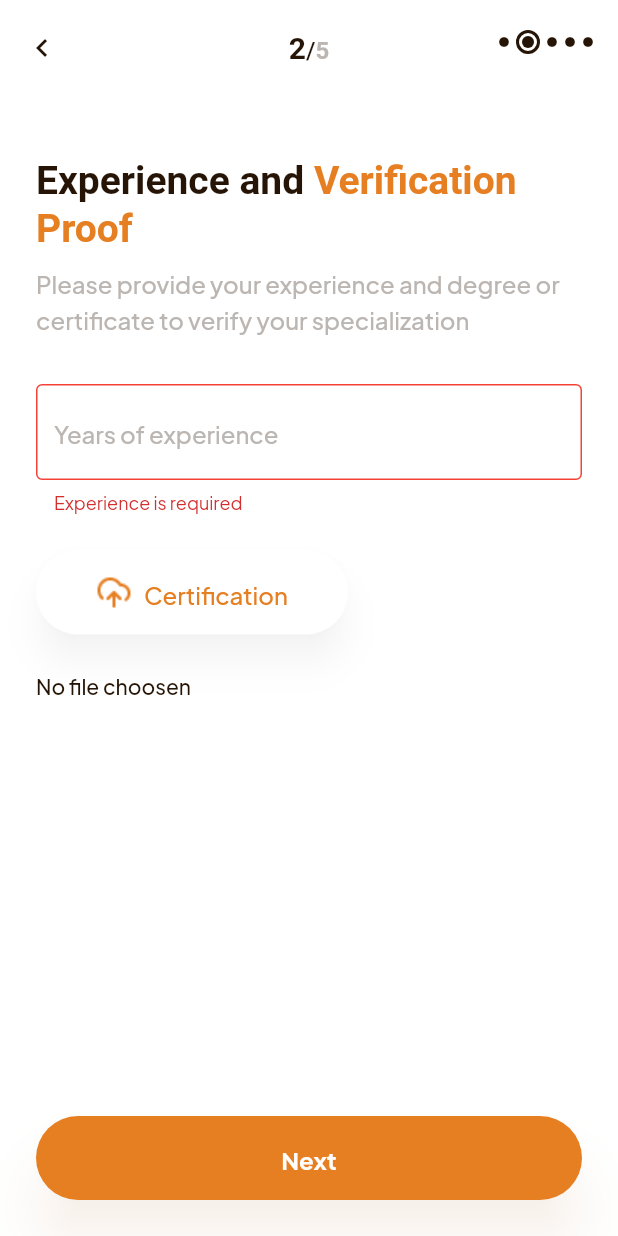
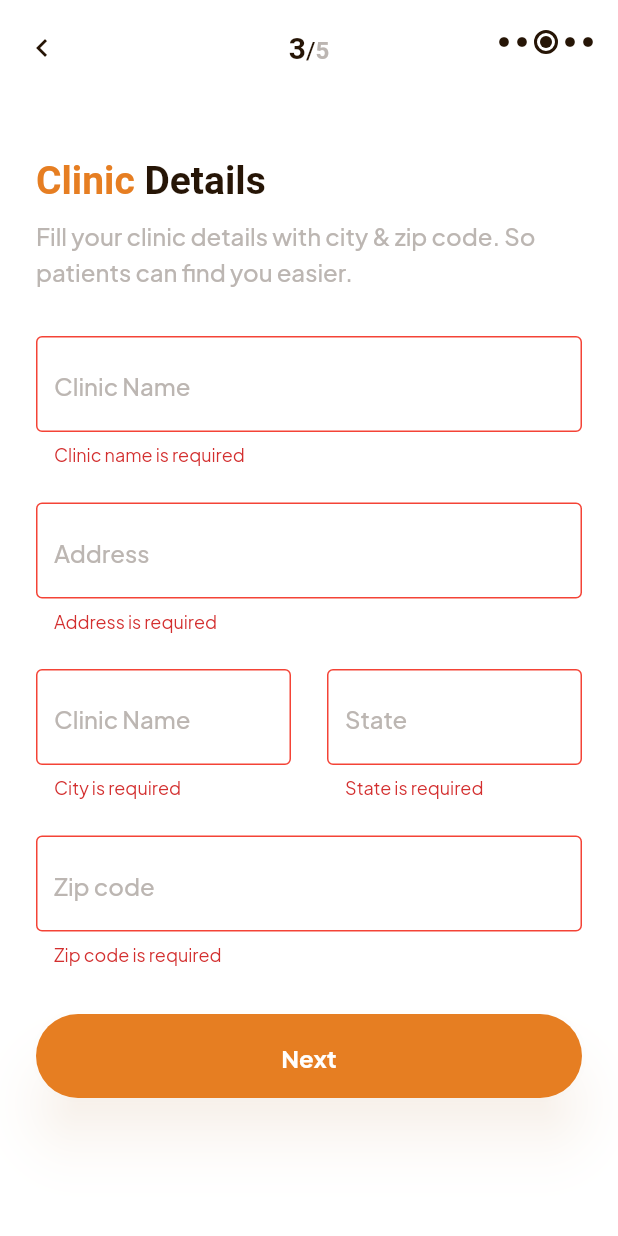
Before and after one commit to awais019/optimum, a Flutter app: the screen it shows after launch, after a tap on "Next", on a phone screen of 412 x 824 dp. Run offline on Flutter 3.47's test engine with Material 2 defaults, Android fonts, the phone set to English and light mode, and no system bars; our stand-ins replace animated_splash_screen, file_picker, fluttertoast.

Commit message:
Added clinic details screen

```diff
--- a/lib/main.dart
+++ b/lib/main.dart
@@ -8,6 +8,7 @@ import 'package:optimum/pages/register/verify_email.dart';
 import 'package:optimum/pages/profile_completion/gender.dart';
 import 'package:optimum/pages/profile_completion/date_of_birth.dart';
 import 'package:optimum/pages/profile_completion/experience.dart';
+import 'package:optimum/pages/profile_completion/clinic_details.dart';
 import 'package:optimum/pages/home.dart';
 
 // data managers
@@ -28,7 +29,7 @@ class Optimum extends StatelessWidget {
       theme: ThemeData(
           fontFamily: 'Plus Jakarta Sans',
           scaffoldBackgroundColor: Colors.white),
-      initialRoute: "/profile_completion/experience",
+      initialRoute: "/profile_completion/clinic_details",
       routes: {
         "/splash": (context) => const SplashScreen(),
         "/": (context) => const Home(),
@@ -39,7 +40,8 @@ class Optimum extends StatelessWidget {
         "/profile_completion/gender": (context) =>
             Gender(userManager: userManager),
         "/profile_completion/dob": (context) => DOB(userManager: userManager),
-        "/profile_completion/experience": (context) => const Experience()
+        "/profile_completion/experience": (context) => const Experience(),
+        "/profile_completion/clinic_details": (context) => ClinicDetails(),
       },
     );
   }
--- /dev/null
+++ b/lib/pages/profile_completion/clinic_details.dart
@@ -0,0 +1,363 @@
+import 'package:flutter/material.dart';
+import 'package:optimum/app_colors.dart';
+
+class ClinicDetails extends StatelessWidget {
+  ClinicDetails({super.key});
+
+  final _formKey = GlobalKey<FormState>();
+
+  final nameController = TextEditingController();
+  final addressController = TextEditingController();
+  final cityController = TextEditingController();
+  final stateController = TextEditingController();
+  final zipCodeController = TextEditingController();
+
+  @override
+  Widget build(BuildContext context) {
+    return Scaffold(
+      appBar: AppBar(
+        elevation: 0,
+        backgroundColor: Colors.white,
+        leading: IconButton(
+          padding: const EdgeInsets.fromLTRB(0, 8, 0, 0),
+          onPressed: () {
+            Navigator.pop(context);
+          },
+          icon: const Icon(
+            Icons.navigate_before,
+            color: AppColors.darkNeutrals500,
+            size: 24.0,
+          ),
+        ),
+        title: Padding(
+            padding: const EdgeInsets.fromLTRB(0, 8, 0, 0),
+            child: RichText(
+                text: const TextSpan(
+                    style: TextStyle(
+                      color: AppColors.darkNeutrals500,
+                    ),
+                    children: [
+                  TextSpan(
+                      text: "3",
+                      style: TextStyle(
+                        fontSize: 20.0,
+                        height: 1.2,
+                        fontWeight: FontWeight.w600,
+                      )),
+                  TextSpan(
+                      text: "/",
+                      style: TextStyle(
+                        fontSize: 16.0,
+                        height: 1.5,
+                        fontWeight: FontWeight.w500,
+                      )),
+                  TextSpan(
+                      text: "5",
+                      style: TextStyle(
+                        color: AppColors.darkNeutrals100,
+                        fontSize: 16.0,
+                        height: 1.5,
+                        fontWeight: FontWeight.w600,
+                      ))
+                ]))),
+        centerTitle: true,
+        actions: [
+          Row(
+            mainAxisSize: MainAxisSize.min,
+            children: [
+              const Icon(Icons.circle,
+                  color: AppColors.darkNeutrals500, size: 8.0),
+              const SizedBox(width: 4.0),
+              const Icon(Icons.circle,
+                  color: AppColors.darkNeutrals500, size: 8.0),
+              const SizedBox(width: 4.0),
+              Stack(
+                alignment: Alignment.center,
+                children: [
+                  Container(
+                    width: 16.0,
+                    height: 16.0,
+                    decoration: BoxDecoration(
+                      shape: BoxShape.circle,
+                      border: Border.all(
+                        color: AppColors.darkNeutrals500,
+                        width: 2.0,
+                      ),
+                    ),
+                  ),
+                  Container(
+                    width: 8.0,
+                    height: 8.0,
+                    decoration: const BoxDecoration(
+                      shape: BoxShape.circle,
+                      color: AppColors.darkNeutrals500,
+                    ),
+                  ),
+                ],
+              ),
+              const SizedBox(width: 4.0),
+              const Icon(Icons.circle,
+                  color: AppColors.darkNeutrals500, size: 8.0),
+              const SizedBox(width: 4.0),
+              const Icon(Icons.circle,
+                  color: AppColors.darkNeutrals500, size: 8.0),
+              const SizedBox(width: 16.0)
+            ],
+          ),
+        ],
+      ),
+      body: Padding(
+        padding: const EdgeInsets.fromLTRB(24.0, 0, 24.0, 24.0),
+        child: ListView(
+          // crossAxisAlignment: CrossAxisAlignment.start,
+          children: [
+            const SizedBox(height: 48.0),
+            RichText(
+                text: const TextSpan(
+                    style: TextStyle(
+                      color: AppColors.darkNeutrals500,
+                      fontSize: 26.0,
+                      fontWeight: FontWeight.w700,
+                      height: 1.23,
+                    ),
+                    children: [
+                  TextSpan(
+                      text: "Clinic ",
+                      style: TextStyle(color: AppColors.primaryColor)),
+                  TextSpan(text: "Details"),
+                ])),
+            const SizedBox(height: 8.0),
+            const Text(
+                "Fill your clinic details with city & zip code. So  patients can find you easier.",
+                style: TextStyle(
+                    color: AppColors.darkNeutrals100,
+                    fontSize: 16.0,
+                    fontWeight: FontWeight.w500,
+                    height: 1.5)),
+            const SizedBox(height: 32.0),
+            Form(
+                key: _formKey,
+                child: Column(
+                    crossAxisAlignment: CrossAxisAlignment.start,
+                    children: [
+                      TextFormField(
+                        controller: nameController,
+                        decoration: InputDecoration(
+                            hintText: 'Clinic Name',
+                            hintStyle: const TextStyle(
+                                color: AppColors.darkNeutrals100,
+                                fontSize: 16.0,
+                                height: 1.5,
+                                fontWeight: FontWeight.w500),
+                            focusedBorder: const OutlineInputBorder(
+                              borderSide: BorderSide(
+                                  color: AppColors.primaryColor, width: 1.0),
+                            ),
+                            focusedErrorBorder: const OutlineInputBorder(
+                              borderSide: BorderSide(
+                                  color: AppColors.primaryColor, width: 1.0),
+                            ),
+                            enabledBorder: OutlineInputBorder(
+                              borderSide: const BorderSide(
+                                  color: AppColors.darkNeutrals50, width: 1.0),
+                              borderRadius: BorderRadius.circular(8.0),
+                            ),
+                            errorBorder: const OutlineInputBorder(
+                                borderSide:
+                                    BorderSide(color: Colors.red, width: 1.0))),
+                        validator: (value) {
+                          if (value == null || value.isEmpty) {
+                            return "Clinic name is required";
+                          } else if (value.length < 5) {
+                            return "Clinic name must be at least 5 characters";
+                          }
+                          return null;
+                        },
+                      ),
+                      const SizedBox(height: 24.0),
+                      TextFormField(
+                        controller: addressController,
+                        decoration: InputDecoration(
+                            hintText: 'Address',
+                            hintStyle: const TextStyle(
+                                color: AppColors.darkNeutrals100,
+                                fontSize: 16.0,
+                                height: 1.5,
+                                fontWeight: FontWeight.w500),
+                            focusedBorder: const OutlineInputBorder(
+                              borderSide: BorderSide(
+                                  color: AppColors.primaryColor, width: 1.0),
+                            ),
+                            focusedErrorBorder: const OutlineInputBorder(
+                              borderSide: BorderSide(
+                                  color: AppColors.primaryColor, width: 1.0),
+                            ),
+                            enabledBorder: OutlineInputBorder(
+                              borderSide: const BorderSide(
+                                  color: AppColors.darkNeutrals50, width: 1.0),
+                              borderRadius: BorderRadius.circular(8.0),
+                            ),
+                            errorBorder: const OutlineInputBorder(
+                                borderSide:
+                                    BorderSide(color: Colors.red, width: 1.0))),
+                        validator: (value) {
+                          if (value == null || value.isEmpty) {
+                            return "Address is required";
+                          } else if (value.length < 5) {
+                            return "Address must be at least 5 characters";
+                          }
+                          return null;
+                        },
+                      ),
+                      const SizedBox(height: 24.0),
+                      Row(
+                        children: [
+                          Expanded(
+                            child: TextFormField(
+                              controller: cityController,
+                              decoration: InputDecoration(
+                                  hintText: 'Clinic Name',
+                                  hintStyle: const TextStyle(
+                                      color: AppColors.darkNeutrals100,
+                                      fontSize: 16.0,
+                                      height: 1.5,
+                                      fontWeight: FontWeight.w500),
+                                  focusedBorder: const OutlineInputBorder(
+                                    borderSide: BorderSide(
+                                        color: AppColors.primaryColor,
+                                        width: 1.0),
+                                  ),
+                                  focusedErrorBorder: const OutlineInputBorder(
+                                    borderSide: BorderSide(
+                                        color: AppColors.primaryColor,
+                                        width: 1.0),
+                                  ),
+                                  enabledBorder: OutlineInputBorder(
+                                    borderSide: const BorderSide(
+                                        color: AppColors.darkNeutrals50,
+                                        width: 1.0),
+                                    borderRadius: BorderRadius.circular(8.0),
+                                  ),
+                                  errorBorder: const OutlineInputBorder(
+                                      borderSide: BorderSide(
+                                          color: Colors.red, width: 1.0))),
+                              validator: (value) {
+                                if (value == null || value.isEmpty) {
+                                  return "City is required";
+                                } else if (value.length < 5) {
+                                  return "City must be at least 5 characters";
+                                }
+                                return null;
+                              },
+                            ),
+                          ),
+                          const SizedBox(width: 24.0),
+                          Expanded(
+                            child: TextFormField(
+                              controller: nameController,
+                              decoration: InputDecoration(
+                                  hintText: 'State',
+                                  hintStyle: const TextStyle(
+                                      color: AppColors.darkNeutrals100,
+                                      fontSize: 16.0,
+                                      height: 1.5,
+                                      fontWeight: FontWeight.w500),
+                                  focusedBorder: const OutlineInputBorder(
+                                    borderSide: BorderSide(
+                                        color: AppColors.primaryColor,
+                                        width: 1.0),
+                                  ),
+                                  focusedErrorBorder: const OutlineInputBorder(
+                                    borderSide: BorderSide(
+                                        color: AppColors.primaryColor,
+                                        width: 1.0),
+                                  ),
+                                  enabledBorder: OutlineInputBorder(
+                                    borderSide: const BorderSide(
+                                        color: AppColors.darkNeutrals50,
+                                        width: 1.0),
+                                    borderRadius: BorderRadius.circular(8.0),
+                                  ),
+                                  errorBorder: const OutlineInputBorder(
+                                      borderSide: BorderSide(
+                                          color: Colors.red, width: 1.0))),
+                              validator: (value) {
+                                if (value == null || value.isEmpty) {
+                                  return "State is required";
+                                } else if (value.length < 5) {
+                                  return "State must be at least 5 characters";
+                                }
+                                return null;
+                              },
+                            ),
+                          ),
+                        ],
+                      ),
+                      const SizedBox(height: 24.0),
+                      TextFormField(
+                        controller: zipCodeController,
+                        decoration: InputDecoration(
+                            hintText: 'Zip code',
+                            hintStyle: const TextStyle(
+                                color: AppColors.darkNeutrals100,
+                                fontSize: 16.0,
+                                height: 1.5,
+                                fontWeight: FontWeight.w500),
+                            focusedBorder: const OutlineInputBorder(
+                              borderSide: BorderSide(
+                                  color: AppColors.primaryColor, width: 1.0),
+                            ),
+                            focusedErrorBorder: const OutlineInputBorder(
+                              borderSide: BorderSide(
+                                  color: AppColors.primaryColor, width: 1.0),
+                            ),
+                            enabledBorder: OutlineInputBorder(
+                              borderSide: const BorderSide(
+                                  color: AppColors.darkNeutrals50, width: 1.0),
+                              borderRadius: BorderRadius.circular(8.0),
+                            ),
+                            errorBorder: const OutlineInputBorder(
+                                borderSide:
+                                    BorderSide(color: Colors.red, width: 1.0))),
+                        validator: (value) {
+                          if (value == null || value.isEmpty) {
+                            return "Zip code is required";
+                          } else if (int.tryParse(value) == null) {
+                            return "Zip code must be a number";
+                          }
+                          return null;
+                        },
+                      ),
+                    ])),
+            const SizedBox(height: 32.0),
+            SizedBox(
+              width: double.infinity,
+              child: ElevatedButton(
+                onPressed: () {
+                  if (_formKey.currentState!.validate()) {}
+                },
+                style: ElevatedButton.styleFrom(
+                  backgroundColor: AppColors.primaryColor,
+                  elevation: 16,
+                  shape: RoundedRectangleBorder(
+                    borderRadius: BorderRadius.circular(32.0),
+                  ),
+                  shadowColor: const Color.fromRGBO(230, 126, 26, 0.15),
+                  padding: const EdgeInsets.symmetric(
+                      vertical: 16.0, horizontal: 32.0),
+                ),
+                child: const Text("Next",
+                    style: TextStyle(
+                      fontSize: 16.0,
+                      height: 1.5,
+                      fontWeight: FontWeight.bold,
+                      color: AppColors.light50,
+                    )),
+              ),
+            ),
+          ],
+        ),
+      ),
+    );
+  }
+}
```
